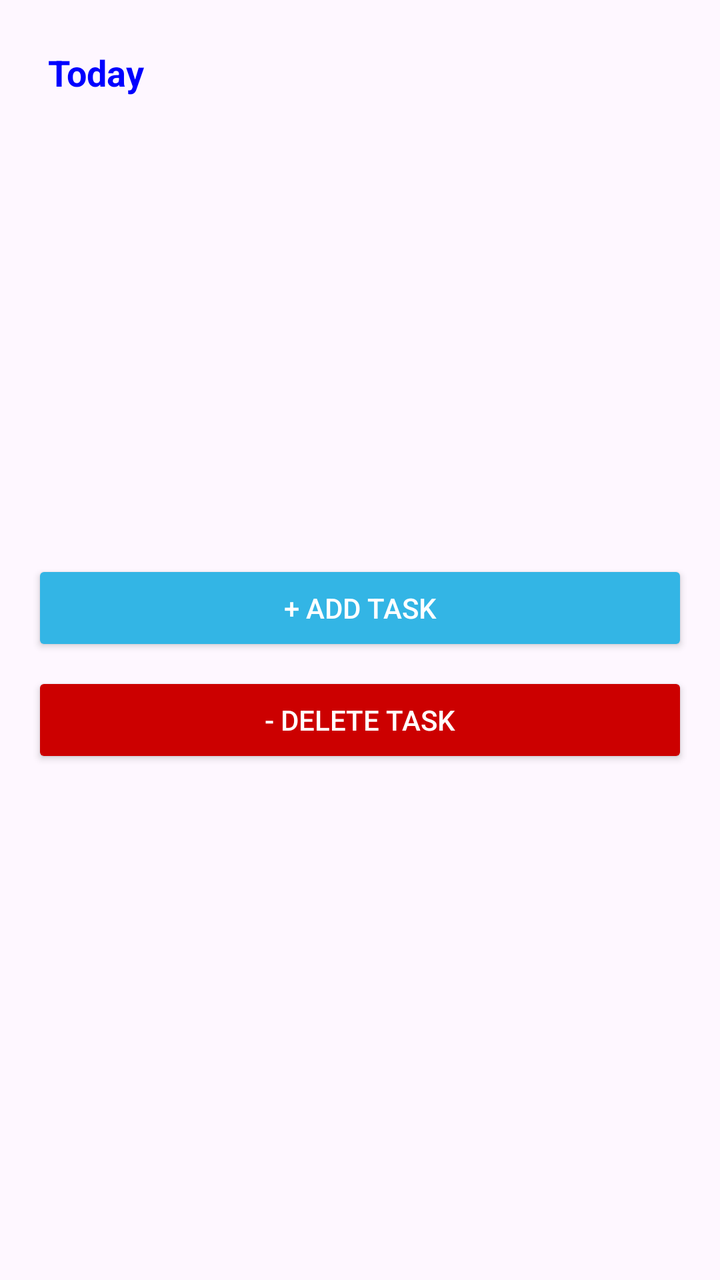
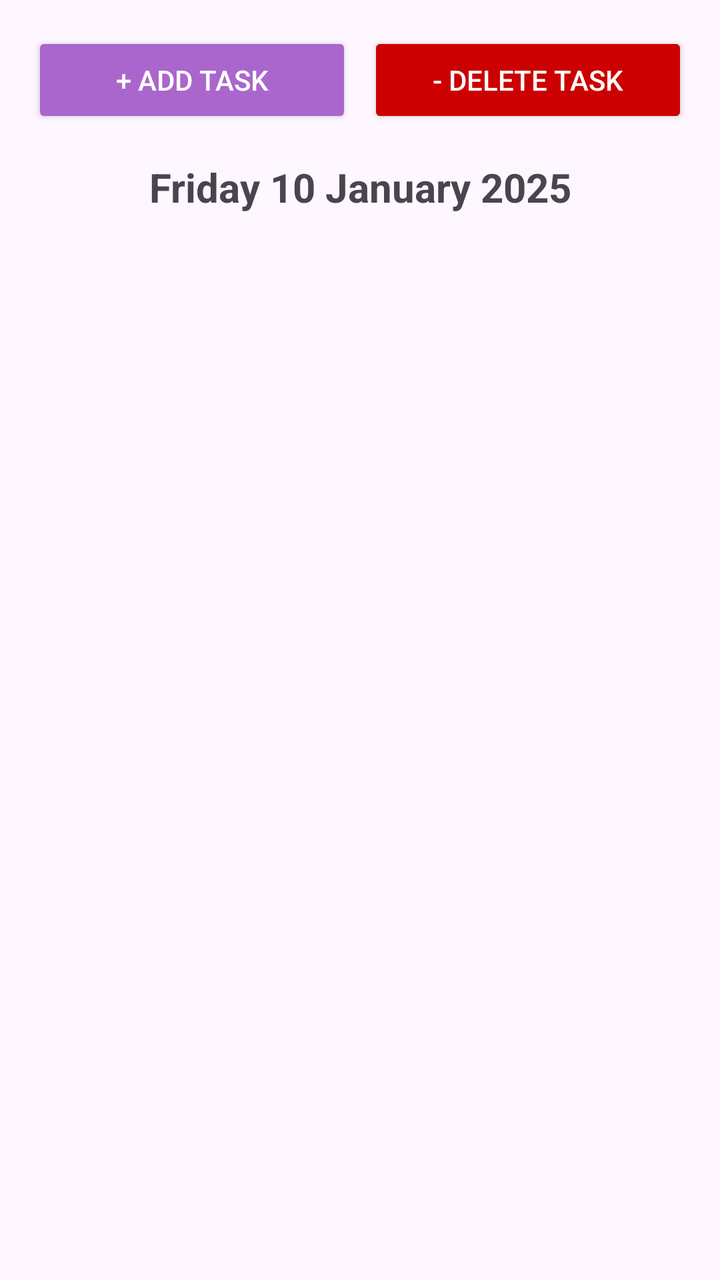

Screens rendered from an Android XML layout before and after an edit, with the pre-edit source and the edit as a unified diff.
<!-- AndroidManifest.xml: application theme Theme.DailyTasker -->
<!-- res/layout/activity_main.xml -->
<LinearLayout
    xmlns:android="http://schemas.android.com/apk/res/android"
    xmlns:app="http://schemas.android.com/apk/res-auto"
    xmlns:tools="http://schemas.android.com/tools"
    android:layout_width="match_parent"
    android:layout_height="match_parent"
    android:orientation="vertical"
    android:padding="16dp"
    tools:context=".MainActivity">

        <LinearLayout
            android:layout_width="wrap_content"
            android:layout_height="wrap_content"
            android:orientation="horizontal"
            android:padding="8dp">

            <TextView
                android:id="@+id/today_date"
                android:layout_width="wrap_content"
                android:layout_height="wrap_content"
                android:layout_gravity="start"
                android:text="Today"
                android:textColor="#0000FF"
                android:textSize="18sp"
                android:textStyle="bold" />
        </LinearLayout>
    
    <androidx.recyclerview.widget.RecyclerView
        android:id="@+id/recycler_view"
        android:layout_width="match_parent"
        android:layout_height="0dp"
        android:layout_weight="1"
        android:paddingTop="16dp"
        android:paddingBottom="16dp"
        android:clipToPadding="false"
        android:scrollbars="vertical" />

    
    <Button
        android:id="@+id/btnAddTask"
        android:layout_width="match_parent"
        android:layout_height="wrap_content"
        android:layout_marginBottom="8dp"
        android:text="+ Add Task"
        android:backgroundTint="@android:color/holo_blue_light"
        android:textColor="@android:color/white" />

    
    <Button
        android:id="@+id/btnDeleteTask"
        android:layout_width="match_parent"
        android:layout_height="wrap_content"
        android:layout_marginBottom="16dp"
        android:text="- Delete Task"
        android:backgroundTint="@android:color/holo_red_dark"
        android:textColor="@android:color/white" />

    
    <androidx.recyclerview.widget.RecyclerView
        android:id="@+id/recyclerViewTasks"
        android:layout_width="match_parent"
        android:layout_height="0dp"
        android:layout_weight="1"
        android:clipToPadding="false"
        android:paddingBottom="8dp"
        android:overScrollMode="never" />

</LinearLayout>
<!-- resources referenced by this layout -->
<resources>
  <style name="Theme.DailyTasker" parent="Base.Theme.DailyTasker" />
  <style name="Base.Theme.DailyTasker" parent="Theme.Material3.DayNight.NoActionBar">
          
          
      </style>
</resources>

<!-- the commit's change to res/layout/activity_main.xml (unified diff, before → after) -->
@@ -1,6 +1,5 @@
 <LinearLayout
     xmlns:android="http://schemas.android.com/apk/res/android"
-    xmlns:app="http://schemas.android.com/apk/res-auto"
     xmlns:tools="http://schemas.android.com/tools"
     android:layout_width="match_parent"
     android:layout_height="match_parent"
@@ -8,52 +7,45 @@
     android:padding="16dp"
     tools:context=".MainActivity">
 
-        <LinearLayout
-            android:layout_width="wrap_content"
+    
+    <LinearLayout
+        android:layout_width="match_parent"
+        android:layout_height="wrap_content"
+        android:orientation="horizontal"
+        android:gravity="center"
+        android:layout_marginBottom="16dp">
+
+        <Button
+            android:id="@+id/btnAddTask"
+            android:layout_width="0dp"
             android:layout_height="wrap_content"
-            android:orientation="horizontal"
-            android:padding="8dp">
+            android:layout_weight="1"
+            android:text="+ Add Task"
+            android:backgroundTint="@android:color/holo_purple"
+            android:textColor="@android:color/white"
+            android:layout_marginEnd="8dp" />
 
-            <TextView
-                android:id="@+id/today_date"
-                android:layout_width="wrap_content"
-                android:layout_height="wrap_content"
-                android:layout_gravity="start"
-                android:text="Today"
-                android:textColor="#0000FF"
-                android:textSize="18sp"
-                android:textStyle="bold" />
-        </LinearLayout>
-    
-    <androidx.recyclerview.widget.RecyclerView
-        android:id="@+id/recycler_view"
-        android:layout_width="match_parent"
-        android:layout_height="0dp"
-        android:layout_weight="1"
-        android:paddingTop="16dp"
-        android:paddingBottom="16dp"
-        android:clipToPadding="false"
-        android:scrollbars="vertical" />
+        <Button
+            android:id="@+id/btnDeleteTask"
+            android:layout_width="0dp"
+            android:layout_height="wrap_content"
+            android:layout_weight="1"
+            android:text="- Delete Task"
+            android:backgroundTint="@android:color/holo_red_dark"
+            android:textColor="@android:color/white" />
+    </LinearLayout>
 
     
-    <Button
-        android:id="@+id/btnAddTask"
-        android:layout_width="match_parent"
+    <TextView
+        android:id="@+id/today_date"
+        android:layout_width="wrap_content"
         android:layout_height="wrap_content"
-        android:layout_marginBottom="8dp"
-        android:text="+ Add Task"
-        android:backgroundTint="@android:color/holo_blue_light"
-        android:textColor="@android:color/white" />
-
-    
-    <Button
-        android:id="@+id/btnDeleteTask"
-        android:layout_width="match_parent"
-        android:layout_height="wrap_content"
-        android:layout_marginBottom="16dp"
-        android:text="- Delete Task"
-        android:backgroundTint="@android:color/holo_red_dark"
-        android:textColor="@android:color/white" />
+        android:text="Friday 10 January 2025"
+        android:textSize="20sp"
+        android:textStyle="bold"
+        android:gravity="center_horizontal"
+        android:layout_gravity="center_horizontal"
+        android:layout_marginBottom="16dp" />
 
     
     <androidx.recyclerview.widget.RecyclerView
@@ -61,8 +53,6 @@
         android:layout_width="match_parent"
         android:layout_height="0dp"
         android:layout_weight="1"
-        android:clipToPadding="false"
-        android:paddingBottom="8dp"
-        android:overScrollMode="never" />
+        android:scrollbars="vertical" />
 
 </LinearLayout>
